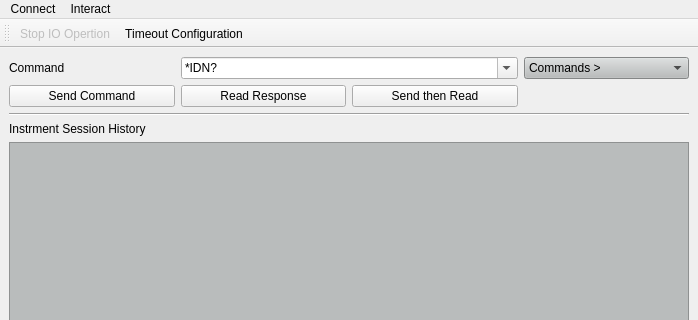
Qt form instrument_IO/ui/mainwindow.ui (madmadcat/QtCookBook_Demo) before a commit; both pictures show x 0 to 698 and y 0 to 320 of the 698 by 576 pixel window.
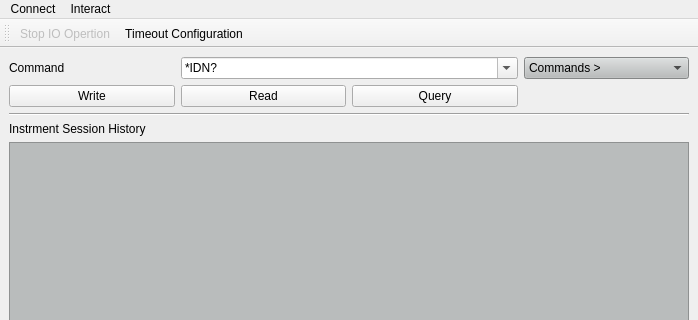
The same form after that commit. Icons and pictures are not drawn.

Diff of the .ui file:
```diff
--- a/instrument_IO/ui/mainwindow.ui
+++ b/instrument_IO/ui/mainwindow.ui
@@ -52,21 +52,21 @@
       <item row="1" column="2">
        <widget class="QPushButton" name="btn_send_then_read">
         <property name="text">
-         <string>Send then Read</string>
+         <string>Query</string>
         </property>
        </widget>
       </item>
       <item row="1" column="1">
        <widget class="QPushButton" name="btn_read_response">
         <property name="text">
-         <string>Read Response</string>
+         <string>Read</string>
         </property>
        </widget>
       </item>
       <item row="1" column="0">
        <widget class="QPushButton" name="btn_send_command">
         <property name="text">
-         <string>Send Command</string>
+         <string>Write</string>
         </property>
        </widget>
       </item>
```
Left out of the diff: 6 changed lines with no effect on the pictures.
